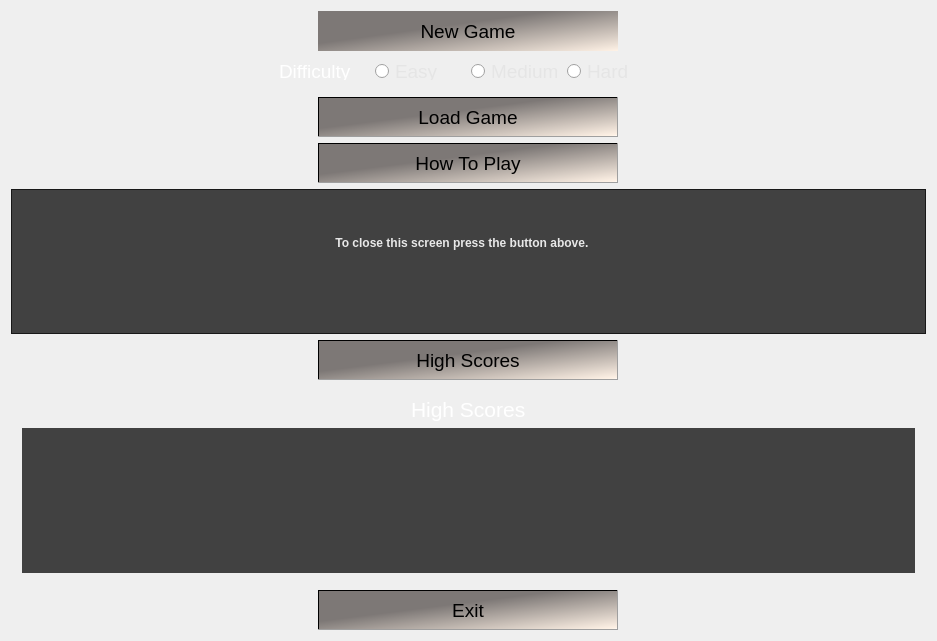
Old version of the form mainwindow.ui in the repository DomtronVox/space-factory.
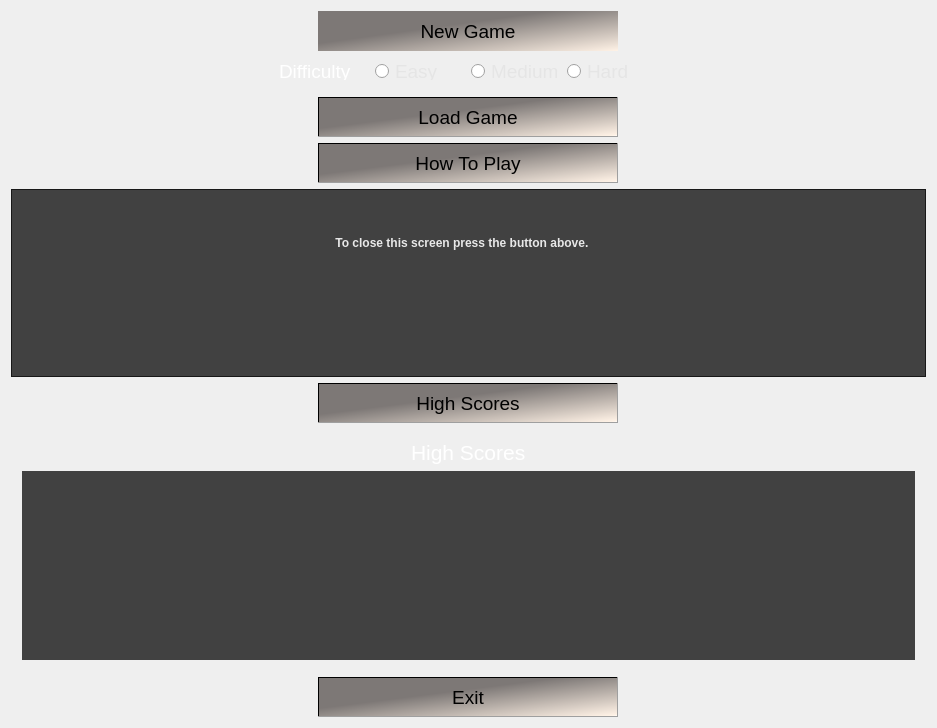
New version of the form. Icons and pictures are not drawn.

Commit message: implemented displaying the HighScores on the screen when the 'HighScores' button is clicked

```diff
--- a/mainwindow.ui
+++ b/mainwindow.ui
@@ -7,7 +7,7 @@
     <x>0</x>
     <y>0</y>
     <width>937</width>
-    <height>641</height>
+    <height>728</height>
    </rect>
   </property>
   <property name="sizePolicy">
@@ -287,11 +287,11 @@
        <string>&lt;!DOCTYPE HTML PUBLIC &quot;-//W3C//DTD HTML 4.0//EN&quot; &quot;http://www.w3.org/TR/REC-html40/strict.dtd&quot;&gt;
 &lt;html&gt;&lt;head&gt;&lt;meta name=&quot;qrichtext&quot; content=&quot;1&quot; /&gt;&lt;style type=&quot;text/css&quot;&gt;
 p, li { white-space: pre-wrap; }
-&lt;/style&gt;&lt;/head&gt;&lt;body style=&quot; font-family:'Sans Serif'; font-size:9pt; font-weight:400; font-style:normal;&quot;&gt;
-&lt;p style=&quot; margin-top:0px; margin-bottom:0px; margin-left:0px; margin-right:0px; -qt-block-indent:0; text-indent:0px;&quot;&gt;&lt;span style=&quot; color:#e8e8e8;&quot;&gt;    &lt;/span&gt;&lt;/p&gt;
-&lt;p style=&quot; margin-top:0px; margin-bottom:0px; margin-left:0px; margin-right:0px; -qt-block-indent:0; text-indent:0px;&quot;&gt;&lt;span style=&quot; color:#e8e8e8;&quot;&gt;    &lt;/span&gt;&lt;/p&gt;
-&lt;p style=&quot; margin-top:0px; margin-bottom:0px; margin-left:0px; margin-right:0px; -qt-block-indent:0; text-indent:0px;&quot;&gt;&lt;span style=&quot; color:#e8e8e8;&quot;&gt;         &lt;/span&gt;&lt;/p&gt;
-&lt;p align=&quot;center&quot; style=&quot; margin-top:0px; margin-bottom:0px; margin-left:0px; margin-right:0px; -qt-block-indent:0; text-indent:0px;&quot;&gt;&lt;span style=&quot; font-weight:600; color:#e8e8e8;&quot;&gt;To close this screen press the button above.&lt;/span&gt;&lt;span style=&quot; color:#e8e8e8;&quot;&gt;    &lt;/span&gt;&lt;/p&gt;&lt;/body&gt;&lt;/html&gt;</string>
+&lt;/style&gt;&lt;/head&gt;&lt;body style=&quot; font-family:'Courier 10 Pitch'; font-size:11pt; font-weight:400; font-style:normal;&quot;&gt;
+&lt;p style=&quot; margin-top:0px; margin-bottom:0px; margin-left:0px; margin-right:0px; -qt-block-indent:0; text-indent:0px;&quot;&gt;&lt;span style=&quot; font-family:'Sans Serif'; font-size:9pt; color:#e8e8e8;&quot;&gt;    &lt;/span&gt;&lt;/p&gt;
+&lt;p style=&quot; margin-top:0px; margin-bottom:0px; margin-left:0px; margin-right:0px; -qt-block-indent:0; text-indent:0px;&quot;&gt;&lt;span style=&quot; font-family:'Sans Serif'; font-size:9pt; color:#e8e8e8;&quot;&gt;    &lt;/span&gt;&lt;/p&gt;
+&lt;p style=&quot; margin-top:0px; margin-bottom:0px; margin-left:0px; margin-right:0px; -qt-block-indent:0; text-indent:0px;&quot;&gt;&lt;span style=&quot; font-family:'Sans Serif'; font-size:9pt; color:#e8e8e8;&quot;&gt;         &lt;/span&gt;&lt;/p&gt;
+&lt;p align=&quot;center&quot; style=&quot; margin-top:0px; margin-bottom:0px; margin-left:0px; margin-right:0px; -qt-block-indent:0; text-indent:0px;&quot;&gt;&lt;span style=&quot; font-family:'Sans Serif'; font-size:9pt; font-weight:600; color:#e8e8e8;&quot;&gt;To close this screen press the button above.&lt;/span&gt;&lt;span style=&quot; font-family:'Sans Serif'; font-size:9pt; color:#e8e8e8;&quot;&gt;    &lt;/span&gt;&lt;/p&gt;&lt;/body&gt;&lt;/html&gt;</string>
       </property>
      </widget>
     </item>
```
Left out of the diff: 11 changed lines with no effect on the pictures. The commit also changes 2 other files.
